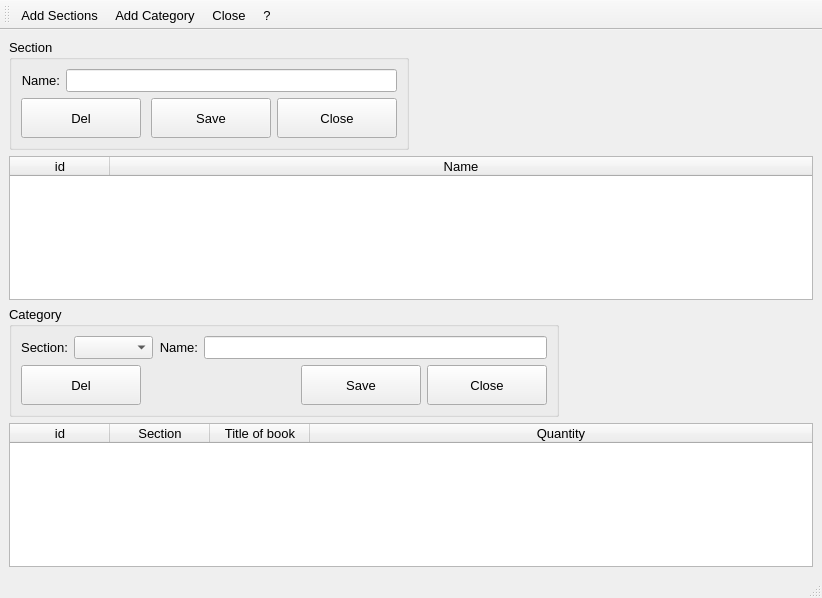
First picture: the form in librarian/sect_cat.ui, repository Skyrim78/Librarian, before the edit.
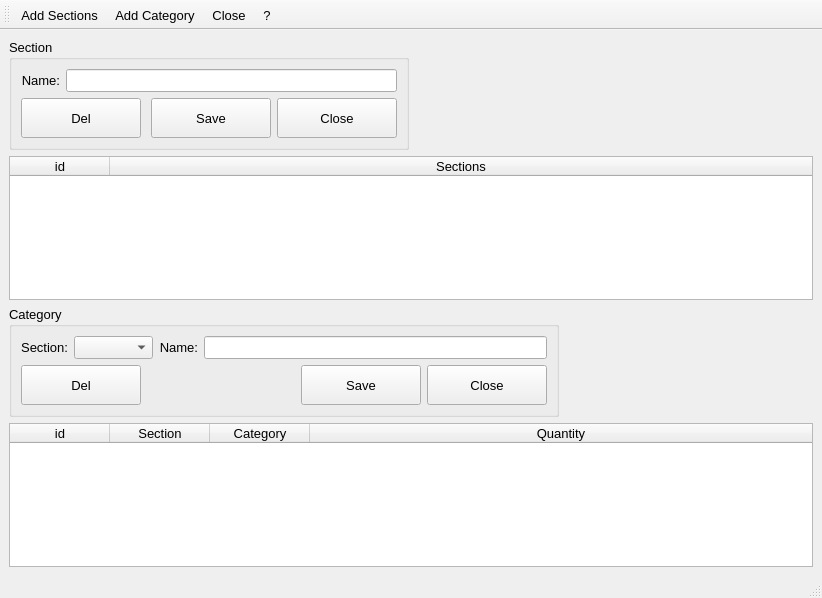
Second picture: the form after the edit.

```diff
--- a/librarian/sect_cat.ui
+++ b/librarian/sect_cat.ui
@@ -204,7 +204,7 @@
         </column>
         <column>
          <property name="text">
-          <string>Name</string>
+          <string>Sections</string>
          </property>
          <property name="font">
           <font>
@@ -403,7 +403,7 @@
         </column>
         <column>
          <property name="text">
-          <string>Title of book</string>
+          <string>Category</string>
          </property>
          <property name="font">
           <font>
```
